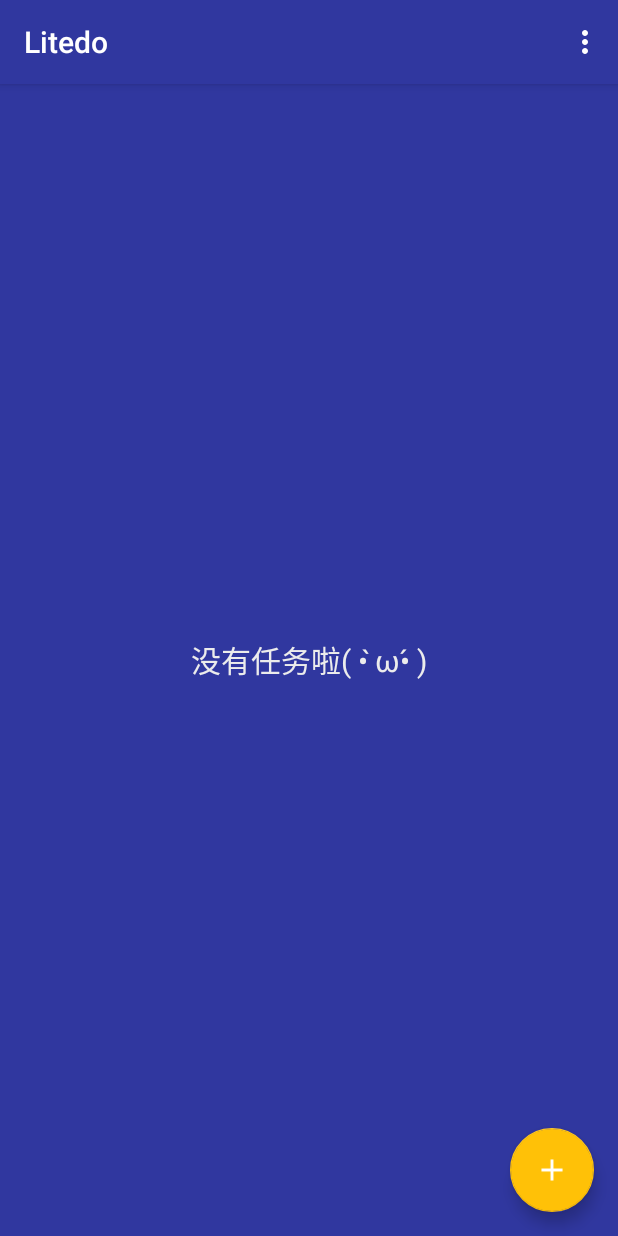
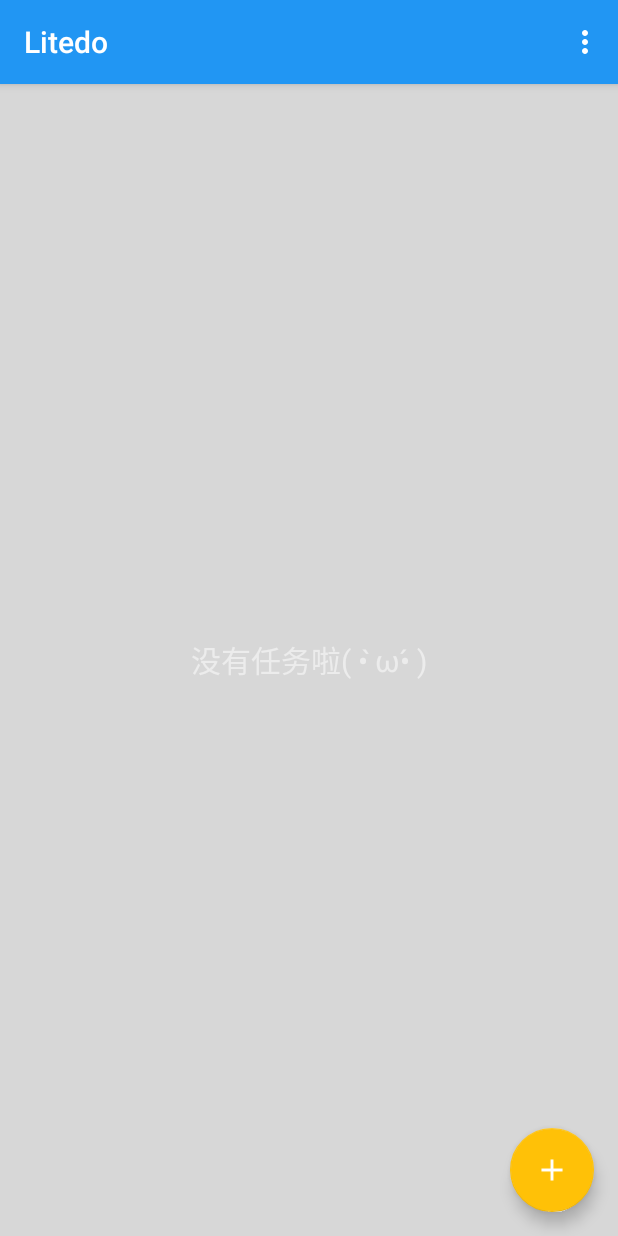
Before and after one commit to mmga/Litedo, an Android app: the screen it shows after launch (ListActivity), on a phone screen of 412 x 824 dp. Run offline under Robolectric (Android 15) with nearby library versions, the phone set to English and light mode, and no system bars; libraries missing offline, so code that uses them is left out: org.litepal, org.litepal.crud; Roboto replaces fonts that are not available here; 4 statements that could not run were skipped.

Commit message:
发布0.6

```diff
--- a/app/src/main/AndroidManifest.xml
+++ b/app/src/main/AndroidManifest.xml
@@ -5,7 +5,7 @@
     <application
         android:name="com.mmga.litedo.MyApplication"
         android:allowBackup="true"
-        android:icon="@mipmap/litedo96"
+        android:icon="@mipmap/ic_launcher"
         android:label="@string/app_name"
         android:supportsRtl="true"
 
--- a/app/src/main/java/com/mmga/litedo/Aty/WelcomeActivity.java
+++ b/app/src/main/java/com/mmga/litedo/Aty/WelcomeActivity.java
@@ -45,8 +45,9 @@ public class WelcomeActivity extends Activity {
     private void initInfo() {
 
         DBUtil.addData("开始使用吧");
-        DBUtil.addData("滑动删除");
+        DBUtil.addData("向右滑动删除");
         DBUtil.addData("长按拖动");
+        DBUtil.addData("点击项目查看更多操作");
         DBUtil.addData("右下角按钮添加新便签");
 
         goListAty();
--- a/app/src/main/java/com/mmga/litedo/Util/DBUtil.java
+++ b/app/src/main/java/com/mmga/litedo/Util/DBUtil.java
@@ -49,7 +49,7 @@ public class DBUtil {
      *
      * @return
      */
-    public static List getAllData() {
+    public static List<Memo> getAllData() {
         return DataSupport.where("count > ?", "0")
                 .order("id desc")
                 .find(Memo.class);
--- a/app/src/main/java/com/mmga/litedo/Widget/CustomDialogAty.java
+++ b/app/src/main/java/com/mmga/litedo/Widget/CustomDialogAty.java
@@ -18,7 +18,6 @@ import com.mmga.litedo.Util.DBUtil;
 public class CustomDialogAty extends Activity{
 
     private EditText mEditText;
-    private ImageButton mButtonOk;
 
 
     @Override
@@ -26,7 +25,7 @@ public class CustomDialogAty extends Activity{
         super.onCreate(savedInstanceState);
         setContentView(R.layout.custom_dialog);
 
-        mButtonOk = (ImageButton) findViewById(R.id.btn_ok);
+        ImageButton mButtonOk = (ImageButton) findViewById(R.id.btn_ok);
         mEditText = (EditText) findViewById(R.id.edit_text);
 
         Intent intent = getIntent();
--- a/app/src/main/java/com/mmga/litedo/db/Model/Memo.java
+++ b/app/src/main/java/com/mmga/litedo/db/Model/Memo.java
@@ -2,9 +2,7 @@ package com.mmga.litedo.db.Model;
 
 import org.litepal.crud.DataSupport;
 
-/**
- * Created by mmga on 2015/10/17.
- */
+
 public class Memo extends DataSupport{
 
     private int id;
--- a/app/src/main/res/drawable/divider.xml
+++ /dev/null
@@ -1,11 +0,0 @@
-<?xml version="1.0" encoding="utf-8"?>
-<shape xmlns:android="http://schemas.android.com/apk/res/android"
-    android:shape="rectangle">
-
-    <solid
-        android:color="#838383"/>
-    <size
-        android:height="1dp"/>
-
-
-</shape>
--- a/app/src/main/res/layout/content_main.xml
+++ b/app/src/main/res/layout/content_main.xml
@@ -5,7 +5,7 @@
     android:layout_width="match_parent"
     android:layout_height="match_parent"
     app:layout_behavior="@string/appbar_scrolling_view_behavior"
-    android:background="@color/colorPrimary"
+    android:background="@color/colorBackground"
     tools:showIn="@layout/activity_main" tools:context=".MainActivity">
 
     <android.support.v7.widget.RecyclerView
@@ -15,7 +15,7 @@
         android:clipToPadding="false"
         android:id="@+id/recycler_view"
         android:scrollbars="vertical"
-        android:background="@color/colorPrimary"
+        android:background="@color/colorBackground"
         />
 
     <TextView
--- a/app/src/main/res/layout/recycler_item.xml
+++ b/app/src/main/res/layout/recycler_item.xml
@@ -24,7 +24,7 @@
 
     <ImageView
         android:id="@+id/item_menu"
-        android:layout_width="20dp"
+        android:layout_width="24dp"
         android:layout_height="60dp"
         android:src="@drawable/pencil"
         android:background="@color/colorPrimaryDark"
--- a/app/src/main/res/values/colors.xml
+++ b/app/src/main/res/values/colors.xml
@@ -1,8 +1,8 @@
 <?xml version="1.0" encoding="utf-8"?>
 <resources>
-    <color name="colorPrimary">#30379f</color>
-    <color name="colorPrimaryDark">#20256b</color>
+    <color name="colorPrimary">#2196F3</color>
+    <color name="colorPrimaryDark">#1976D2</color>
     <color name="colorAccent">#FFC107</color>
-    <color name="colorText">#6e6e6e</color>
-    <color name="colorDivider">#9f9f9f</color>
+    <color name="colorText">#727272</color>
+    <color name="colorBackground">#d7d7d7</color>
 </resources>
--- a/app/src/main/res/values/strings.xml
+++ b/app/src/main/res/values/strings.xml
@@ -7,7 +7,7 @@
     <string name="Litedo">Litedo--Like to do</string>
     <string name="github">github:https://github.com/mmga/Litedo</string>
     <string name="author">开发者：@mmga</string>
-    <string name="version">beta v0.5</string>
+    <string name="version">v0.6</string>
     <string name="aboutMe">关于</string>
     <string name="bg_text">123456</string>
 
--- a/app/src/main/res/values/styles.xml
+++ b/app/src/main/res/values/styles.xml
@@ -10,7 +10,6 @@
         <item name="android:windowTranslucentStatus" tools:targetApi="kitkat">true</item>
         <item name="android:windowTranslucentNavigation" tools:targetApi="kitkat">true</item>
 
-        <item name="android:listDivider">@drawable/divider</item>
     </style>
     <style name="AppTheme.NoActionBar">
         <item name="windowActionBar">false</item>
```
Also changed, not shown: app/src/main/java/com/mmga/litedo/Aty/ListActivity.java (+7 -12 lines), app/src/main/java/com/mmga/litedo/DividerItemDecoration.java (deleted, +0 -109 lines), app/src/main/res/drawable/custom_edittext.xml (+1 -10 lines), app/src/main/res/drawable/litedo72.png (added), app/src/main/res/mipmap-hdpi/ic_launcher.png (added), app/src/main/res/mipmap-mdpi/ic_launcher.png (added), app/src/main/res/mipmap-xhdpi/ic_launcher.png (renamed from app/src/main/res/mipmap-hdpi/litedo96.png), app/src/main/res/mipmap-xxhdpi/ic_launcher.png (added), app/src/main/res/mipmap-xxxhdpi/ic_launcher.png (added).
